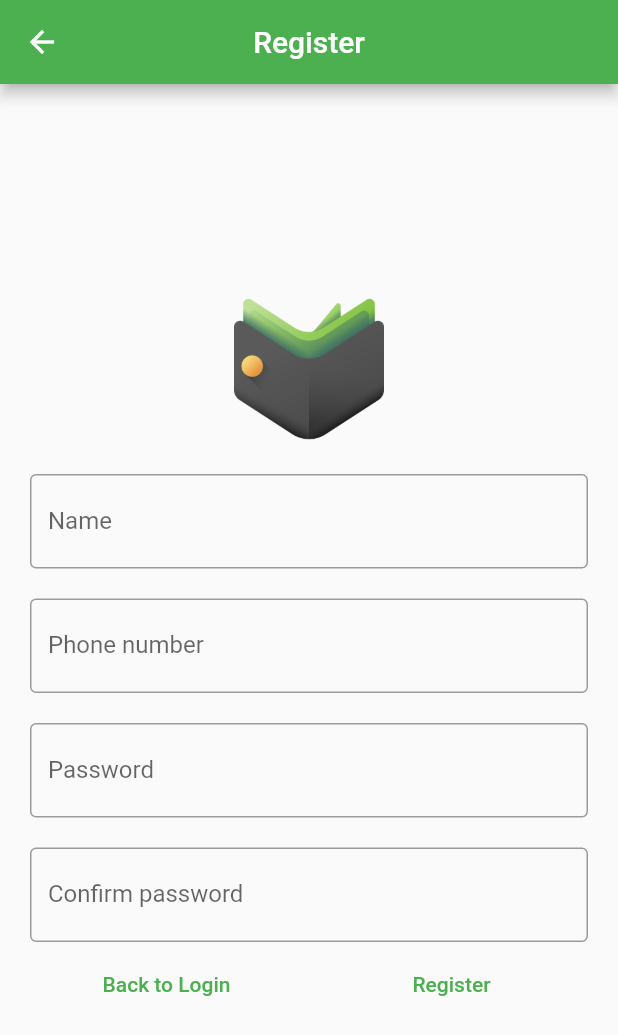
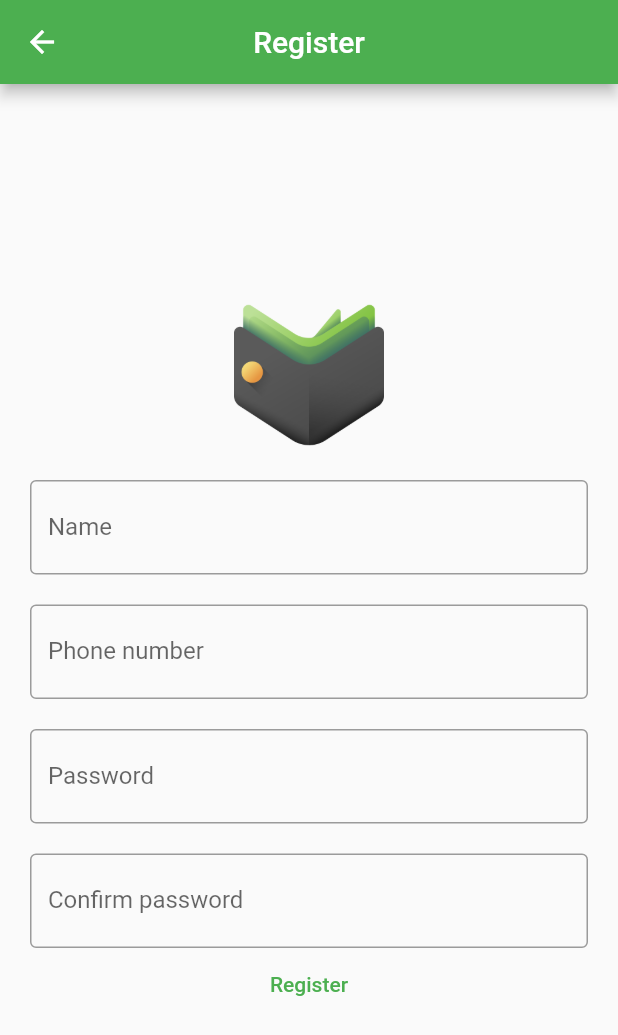
Before and after one commit to changatKU/mobile_final_project, a Flutter app: the RegisterScreen screen opened by its route, on a phone screen of 412 x 824 dp. Shown: the top 1035 px of the screen. Run offline on Flutter 3.47's test engine with Material 2 defaults, Android fonts, the phone set to English and light mode, and no system bars; missing offline and left inert: dart:ffi.

Commit message:
Update register.dart

```diff
--- a/lib/register.dart
+++ b/lib/register.dart
@@ -37,9 +37,8 @@ class _RegisterScreenState extends State<RegisterScreen> {
         ),
         body: Center(
           child: SingleChildScrollView(
-            child: Column(
-              mainAxisAlignment: MainAxisAlignment.start,
-              children: [
+            child:
+                Column(mainAxisAlignment: MainAxisAlignment.start, children: [
               Image.asset(
                 'assets/images/app-logo.png',
                 height: 100,
@@ -51,8 +50,8 @@ class _RegisterScreenState extends State<RegisterScreen> {
               ),
               Container(
                 margin: EdgeInsets.only(top: 20, left: 20, right: 20),
-                  child: createTextField(
-                      'Phone number', TextInputType.phone, false),
+                child:
+                    createTextField('Phone number', TextInputType.phone, false),
               ),
               Container(
                 margin: EdgeInsets.only(top: 20, left: 20, right: 20),
@@ -64,26 +63,11 @@ class _RegisterScreenState extends State<RegisterScreen> {
                 child: createTextField(
                     'Confirm password', TextInputType.visiblePassword, true),
               ),
-                ListTile(
-                  title: Row(
-                    children: <Widget>[
-                      Expanded(
-                          child: TextButton(
-                        onPressed: () {
-                          Navigator.pushNamed(context, '/');
-                        },
-                        child: Text("Back to Login"),
-                      )),
-                      Expanded(
-                          child: TextButton(
+              TextButton(
                 onPressed: () {},
                 child: Text("Register"),
-                      )),
-                    ],
               ),
-                )
-              ],
-            ),
+            ]),
           ),
         ));
   }
```
Lines whose indentation alone changed are shown as unchanged.
